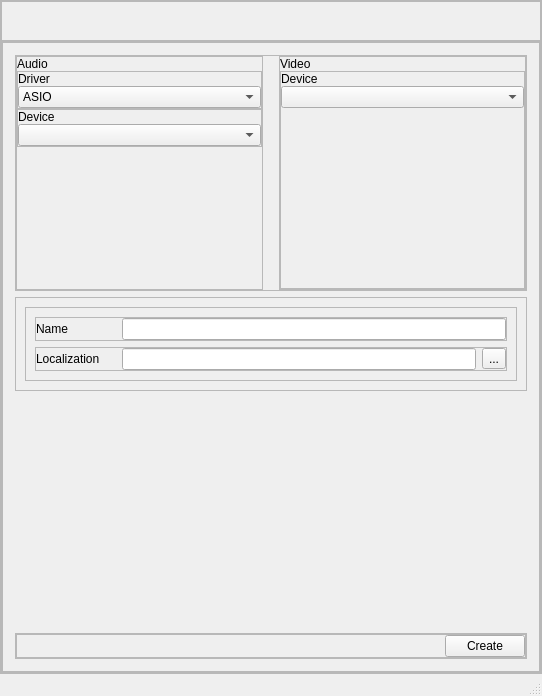
TheHawz/Quick-Scan, file designer/new_project.ui: the form before one commit.
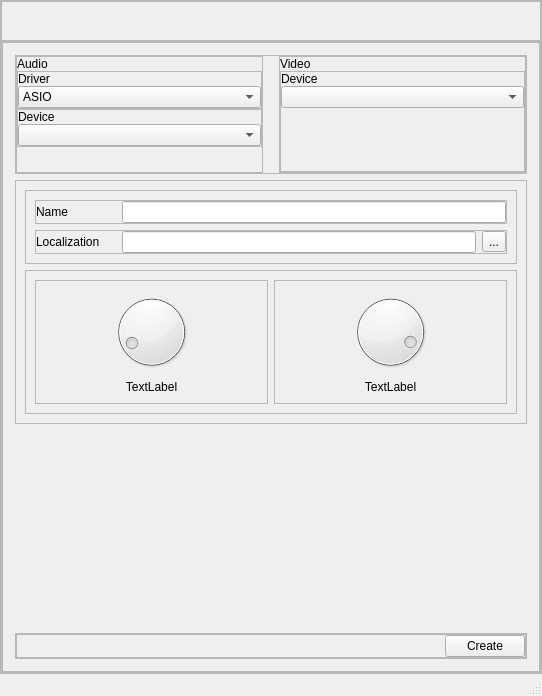
The form after the commit. Icons and pictures are not drawn.

```diff
--- a/designer/new_project.ui
+++ b/designer/new_project.ui
@@ -632,7 +632,7 @@
                <property name="frameShadow">
                 <enum>QFrame::Raised</enum>
                </property>
-               <layout class="QHBoxLayout" name="horizontalLayout_11">
+               <layout class="QVBoxLayout" name="verticalLayout_2">
                 <item>
                  <widget class="QFrame" name="frame_6">
                   <property name="frameShape">
@@ -750,6 +750,115 @@
                   </layout>
                  </widget>
                 </item>
+                <item>
+                 <widget class="QFrame" name="FreqSelectors">
+                  <property name="frameShape">
+                   <enum>QFrame::StyledPanel</enum>
+                  </property>
+                  <property name="frameShadow">
+                   <enum>QFrame::Raised</enum>
+                  </property>
+                  <layout class="QHBoxLayout" name="horizontalLayout_3">
+                   <item>
+                    <widget class="QFrame" name="LowFreq">
+                     <property name="frameShape">
+                      <enum>QFrame::StyledPanel</enum>
+                     </property>
+                     <property name="frameShadow">
+                      <enum>QFrame::Raised</enum>
+                     </property>
+                     <layout class="QVBoxLayout" name="verticalLayout_10">
+                      <item>
+                       <widget class="QDial" name="low_freq_dial">
+                        <property name="acceptDrops">
+                         <bool>false</bool>
+                        </property>
+                        <property name="minimum">
+                         <number>0</number>
+                        </property>
+                        <property name="maximum">
+                         <number>99</number>
+                        </property>
+                        <property name="value">
+                         <number>10</number>
+                        </property>
+                        <property name="sliderPosition">
+                         <number>10</number>
+                        </property>
+                       </widget>
+                      </item>
+                      <item>
+                       <widget class="QLabel" name="low_freq_label">
+                        <property name="font">
+                         <font>
+                          <weight>50</weight>
+                          <bold>false</bold>
+                         </font>
+                        </property>
+                        <property name="layoutDirection">
+                         <enum>Qt::LeftToRight</enum>
+                        </property>
+                        <property name="text">
+                         <string>TextLabel</string>
+                        </property>
+                        <property name="alignment">
+                         <set>Qt::AlignCenter</set>
+                        </property>
+                       </widget>
+                      </item>
+                     </layout>
+                    </widget>
+                   </item>
+                   <item>
+                    <widget class="QFrame" name="HighFreq">
+                     <property name="frameShape">
+                      <enum>QFrame::StyledPanel</enum>
+                     </property>
+                     <property name="frameShadow">
+                      <enum>QFrame::Raised</enum>
+                     </property>
+                     <layout class="QVBoxLayout" name="verticalLayout_11">
+                      <item>
+                       <widget class="QDial" name="high_freq_dial">
+                        <property name="acceptDrops">
+                         <bool>false</bool>
+                        </property>
+                        <property name="minimum">
+                         <number>0</number>
+                        </property>
+                        <property name="maximum">
+                         <number>90</number>
+                        </property>
+                        <property name="value">
+                         <number>80</number>
+                        </property>
+                       </widget>
+                      </item>
+                      <item>
+                       <widget class="QLabel" name="high_freq_label">
+                        <property name="font">
+                         <font>
+                          <weight>50</weight>
+                          <bold>false</bold>
+                         </font>
+                        </property>
+                        <property name="layoutDirection">
+                         <enum>Qt::LeftToRight</enum>
+                        </property>
+                        <property name="text">
+                         <string>TextLabel</string>
+                        </property>
+                        <property name="alignment">
+                         <set>Qt::AlignCenter</set>
+                        </property>
+                       </widget>
+                      </item>
+                     </layout>
+                    </widget>
+                   </item>
+                  </layout>
+                 </widget>
+                </item>
                </layout>
               </widget>
              </item>
```
Left out of the diff: 2 changed lines with no effect on the pictures.
